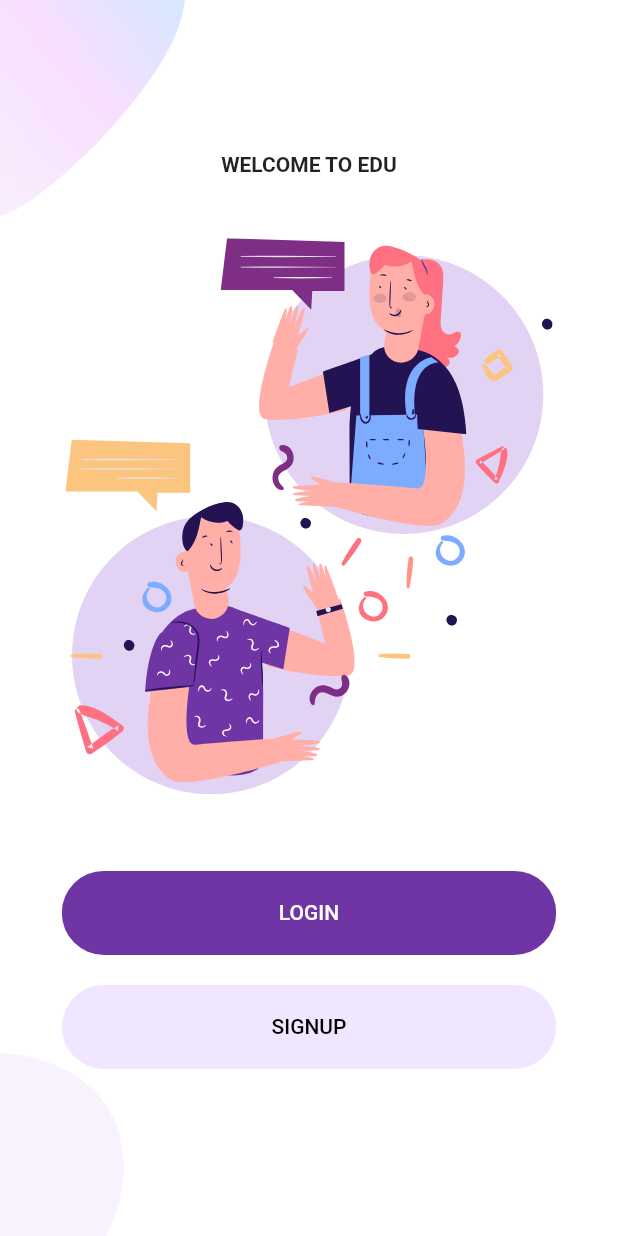
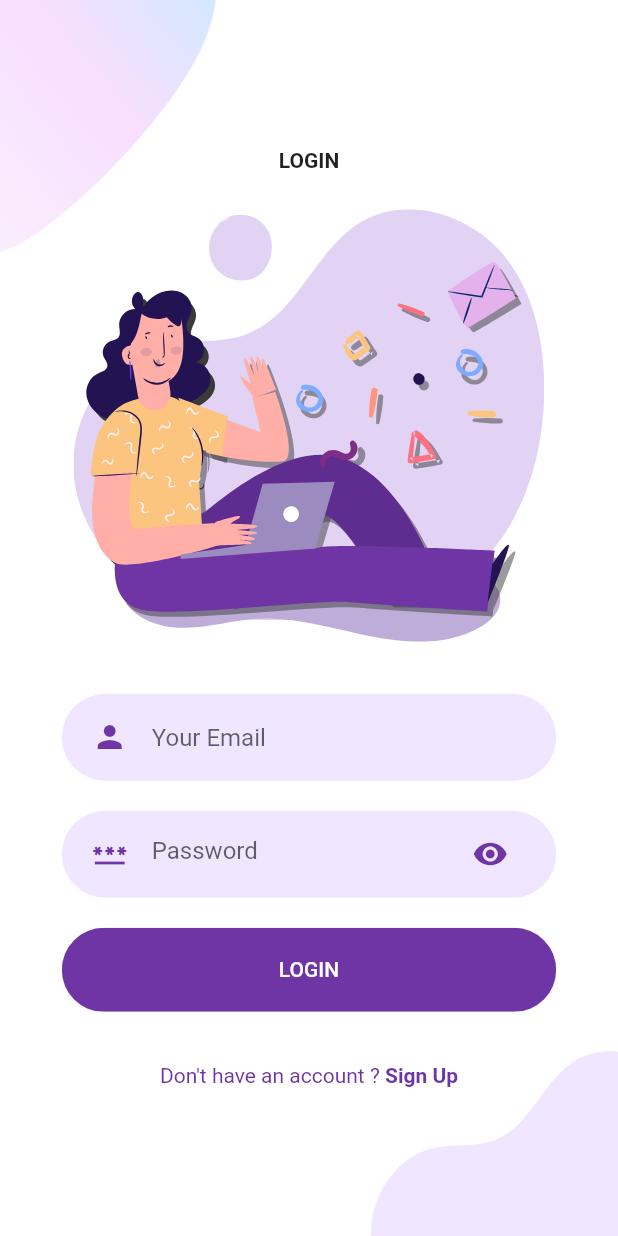
Before and after one commit to zendy199x/Flutter-Welcome-Login-Signup-App, a Flutter app: the screen it shows after launch, after a tap on "LOGIN", on a phone screen of 412 x 824 dp. Run offline on Flutter 3.47's test engine with Material 2 defaults, Android fonts, the light colour scheme and no system bars; our stand-ins replace flutter_svg.

Commit message:
feat: Login screen

```diff
--- /dev/null
+++ b/lib/components/already_have_an_account.dart
@@ -0,0 +1,38 @@
+import 'package:flutter/material.dart';
+import 'package:flutter_auth/constants.dart';
+
+class AlreadyHaveAnAccountCheck extends StatelessWidget {
+  const AlreadyHaveAnAccountCheck({
+    Key? key,
+    this.login = true,
+    required this.press,
+  }) : super(key: key);
+
+  final bool login;
+  final GestureTapCallback press;
+
+  @override
+  Widget build(BuildContext context) {
+    return Row(
+      mainAxisAlignment: MainAxisAlignment.center,
+      children: [
+        Text(
+          login ? "Don't have an account ? " : "Already have an account ? ",
+          style: const TextStyle(
+            color: kPrimaryColor,
+          ),
+        ),
+        GestureDetector(
+          onTap: press,
+          child: const Text(
+            "Sign Up",
+            style: TextStyle(
+              color: kPrimaryColor,
+              fontWeight: FontWeight.bold,
+            ),
+          ),
+        ),
+      ],
+    );
+  }
+}
--- /dev/null
+++ b/lib/components/rounded_input_field.dart
@@ -0,0 +1,33 @@
+import 'package:flutter/material.dart';
+import 'package:flutter_auth/components/text_field_container.dart';
+import 'package:flutter_auth/constants.dart';
+
+class RoundedInputField extends StatelessWidget {
+  const RoundedInputField({
+    Key? key,
+    required this.hintText,
+    this.icon = Icons.person,
+    required this.onChanged,
+  }) : super(key: key);
+
+  final String hintText;
+  final IconData icon;
+  final ValueChanged<String> onChanged;
+
+  @override
+  Widget build(BuildContext context) {
+    return TextFieldContainer(
+      child: TextField(
+        onChanged: onChanged,
+        decoration: InputDecoration(
+          icon: Icon(
+            icon,
+            color: kPrimaryColor,
+          ),
+          hintText: "Your Email",
+          border: InputBorder.none,
+        ),
+      ),
+    );
+  }
+}
--- /dev/null
+++ b/lib/components/rounded_password_field.dart
@@ -0,0 +1,34 @@
+import 'package:flutter/material.dart';
+import 'package:flutter_auth/components/text_field_container.dart';
+import 'package:flutter_auth/constants.dart';
+
+class RoundedPasswordField extends StatelessWidget {
+  const RoundedPasswordField({
+    Key? key,
+    required this.onChanged,
+  }) : super(key: key);
+
+  final ValueChanged<String> onChanged;
+
+  @override
+  Widget build(BuildContext context) {
+    return TextFieldContainer(
+      child: TextField(
+        onChanged: onChanged,
+        obscureText: true,
+        decoration: const InputDecoration(
+          hintText: "Password",
+          icon: Icon(
+            Icons.password,
+            color: kPrimaryColor,
+          ),
+          suffixIcon: Icon(
+            Icons.visibility,
+            color: kPrimaryColor,
+          ),
+          border: InputBorder.none,
+        ),
+      ),
+    );
+  }
+}
--- /dev/null
+++ b/lib/components/text_field_container.dart
@@ -0,0 +1,30 @@
+import 'package:flutter/material.dart';
+import 'package:flutter_auth/constants.dart';
+
+class TextFieldContainer extends StatelessWidget {
+  const TextFieldContainer({
+    Key? key,
+    required this.child,
+  }) : super(key: key);
+
+  final Widget child;
+
+  @override
+  Widget build(BuildContext context) {
+    Size size = MediaQuery.of(context).size;
+
+    return Container(
+      margin: const EdgeInsets.symmetric(vertical: 10),
+      padding: const EdgeInsets.symmetric(
+        vertical: 5,
+        horizontal: 20,
+      ),
+      width: size.width * 0.8,
+      decoration: BoxDecoration(
+        color: kPrimaryLightColor,
+        borderRadius: BorderRadius.circular(29),
+      ),
+      child: child,
+    );
+  }
+}
--- /dev/null
+++ b/lib/screens/login/components/background.dart
@@ -0,0 +1,42 @@
+import 'package:flutter/material.dart';
+
+class Background extends StatelessWidget {
+  const Background({
+    Key? key,
+    required this.child,
+  }) : super(key: key);
+
+  final Widget child;
+
+  @override
+  Widget build(BuildContext context) {
+    Size size = MediaQuery.of(context).size;
+
+    return SizedBox(
+      width: double.infinity,
+      height: size.height,
+      child: Stack(
+        alignment: Alignment.center,
+        children: [
+          Positioned(
+            top: 0,
+            left: 0,
+            child: Image.asset(
+              "assets/images/main_top.png",
+              width: size.width * 0.35,
+            ),
+          ),
+          Positioned(
+            bottom: 0,
+            right: 0,
+            child: Image.asset(
+              "assets/images/login_bottom.png",
+              width: size.width * 0.4,
+            ),
+          ),
+          child,
+        ],
+      ),
+    );
+  }
+}
--- /dev/null
+++ b/lib/screens/login/components/body.dart
@@ -0,0 +1,50 @@
+import 'package:flutter/material.dart';
+import 'package:flutter/widgets.dart';
+import 'package:flutter_auth/components/already_have_an_account.dart';
+import 'package:flutter_auth/components/rounded_button.dart';
+import 'package:flutter_auth/components/rounded_input_field.dart';
+import 'package:flutter_auth/components/rounded_password_field.dart';
+import 'package:flutter_auth/screens/login/components/background.dart';
+import 'package:flutter_svg/svg.dart';
+
+class Body extends StatelessWidget {
+  const Body({Key? key}) : super(key: key);
+
+  @override
+  Widget build(BuildContext context) {
+    Size size = MediaQuery.of(context).size;
+
+    return Background(
+      child: Column(
+        mainAxisAlignment: MainAxisAlignment.center,
+        children: [
+          const Text(
+            "LOGIN",
+            style: TextStyle(fontWeight: FontWeight.bold),
+          ),
+          SizedBox(height: size.height * 0.03),
+          SvgPicture.asset(
+            "assets/icons/login.svg",
+            height: size.height * 0.35,
+          ),
+          SizedBox(height: size.height * 0.03),
+          RoundedInputField(
+            hintText: "Your Email",
+            onChanged: (value) {},
+          ),
+          RoundedPasswordField(
+            onChanged: (value) {},
+          ),
+          RoundedButton(
+            text: "LOGIN",
+            press: () {},
+          ),
+          SizedBox(height: size.height * 0.03),
+          AlreadyHaveAnAccountCheck(
+            press: () {},
+          )
+        ],
+      ),
+    );
+  }
+}
--- /dev/null
+++ b/lib/screens/login/login_screen.dart
@@ -0,0 +1,15 @@
+import 'package:flutter/material.dart';
+import 'package:flutter_auth/screens/login/components/body.dart';
+
+class LoginScreen extends StatelessWidget {
+  const LoginScreen({Key? key}) : super(key: key);
+
+  @override
+  Widget build(BuildContext context) {
+    return const Scaffold(
+      body: Scaffold(
+        body: Body(),
+      ),
+    );
+  }
+}
--- a/lib/screens/welcome/components/body.dart
+++ b/lib/screens/welcome/components/body.dart
@@ -1,6 +1,7 @@
 import 'package:flutter/material.dart';
 import 'package:flutter_auth/components/rounded_button.dart';
 import 'package:flutter_auth/constants.dart';
+import 'package:flutter_auth/screens/login/login_screen.dart';
 import 'package:flutter_auth/screens/welcome/components/background.dart';
 import 'package:flutter_svg/svg.dart';
 
@@ -30,7 +31,14 @@
             SizedBox(height: size.height * 0.05),
             RoundedButton(
               text: "LOGIN",
-              press: () {},
+              press: () {
+                Navigator.push(
+                  context,
+                  MaterialPageRoute(
+                    builder: (context) => const LoginScreen(),
+                  ),
+                );
+              },
             ),
             RoundedButton(
               text: "SIGNUP",
```
